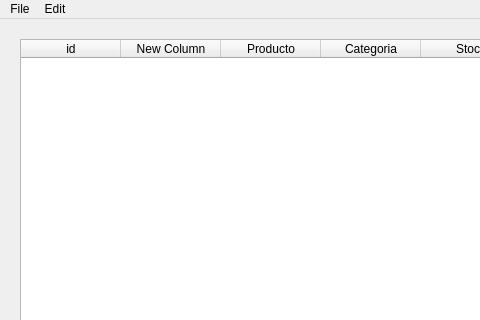
Above: main_inventario.ui from jbarba87/inventory before the change; both pictures show x 0 to 480 and y 0 to 320 of the 634 by 573 pixel window. Below: the same form after it.
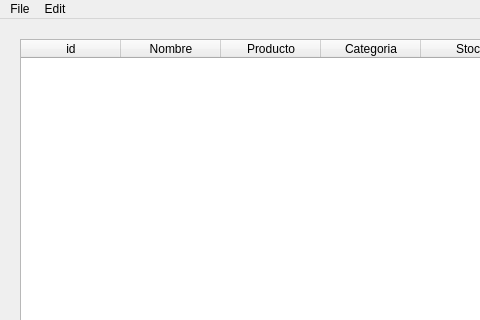
That is the form after the change.

Patch:
```diff
--- a/main_inventario.ui
+++ b/main_inventario.ui
@@ -10,6 +10,18 @@
     <height>573</height>
    </rect>
   </property>
+  <property name="minimumSize">
+   <size>
+    <width>634</width>
+    <height>573</height>
+   </size>
+  </property>
+  <property name="maximumSize">
+   <size>
+    <width>634</width>
+    <height>573</height>
+   </size>
+  </property>
   <property name="windowTitle">
    <string>MainWindow</string>
   </property>
@@ -68,7 +80,7 @@
        </column>
        <column>
         <property name="text">
-         <string>New Column</string>
+         <string>Nombre</string>
         </property>
        </column>
        <column>
```
Left out of the diff: 2 changed lines with no effect on the pictures.
